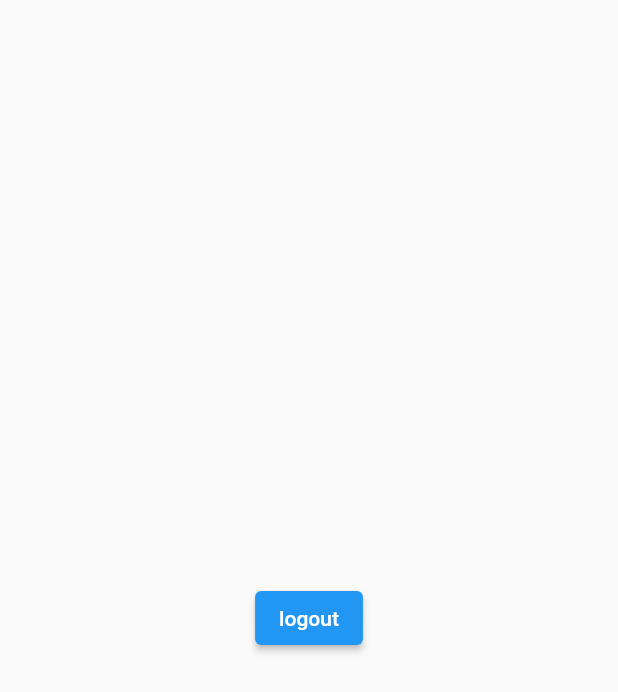
After one commit to Neeraj-SD/befinsavvy, a Flutter app: the SettingsScreen screen opened directly, on a phone screen of 412 x 824 dp. The commit adds this screen. Shown: the top 692 px of the screen. Run offline on Flutter 3.47's test engine with Material 2 defaults, Android fonts, the phone set to English and light mode, and no system bars; our stand-ins replace cloud_firestore, firebase_auth, firebase_core, google_sign_in, pie_chart, salomon_bottom_bar; accounts and stored records are empty; network calls fail.

```diff
--- a/lib/providers/auth_provider.dart
+++ b/lib/providers/auth_provider.dart
@@ -25,6 +25,8 @@ class AuthProvider with ChangeNotifier {
       final authResult =
           await FirebaseAuth.instance.signInWithCredential(credential);
 
+      print(FirebaseAuth.instance.currentUser!.uid);
+
       isLoading = false;
       notifyListeners();
     } catch (ex) {
--- a/lib/providers/income_expense_provider.dart
+++ b/lib/providers/income_expense_provider.dart
@@ -4,6 +4,10 @@ import 'package:firebase_auth/firebase_auth.dart';
 import 'package:flutter/cupertino.dart';
 
 class IncomeExpenseProvider with ChangeNotifier {
+  IncomeExpenseProvider() {
+    streamListener();
+  }
+
   List<Amount> _expenses = [];
   List<Amount> _incomes = [];
 
@@ -14,10 +18,16 @@ class IncomeExpenseProvider with ChangeNotifier {
   Map<String, double> incomeDataMap = {};
   Map<String, double> displayDataMap = {};
 
+  void streamListener() {
+    FirebaseAuth.instance.userChanges().listen((event) {
+      user = FirebaseAuth.instance.currentUser;
+    });
+  }
+
   CollectionReference collectionReference =
       FirebaseFirestore.instance.collection('users');
 
-  final user = FirebaseAuth.instance.currentUser;
+  User? user = FirebaseAuth.instance.currentUser;
 
   get expenses => _expenses;
   get incomes => _incomes;
--- /dev/null
+++ b/lib/screens/settings_screen.dart
@@ -0,0 +1,19 @@
+import 'package:befinsavvy/providers/auth_provider.dart';
+import 'package:flutter/material.dart';
+import 'package:provider/provider.dart';
+
+class SettingsScreen extends StatelessWidget {
+  const SettingsScreen({Key? key}) : super(key: key);
+
+  @override
+  Widget build(BuildContext context) {
+    return Scaffold(
+      body: Center(
+          child: ElevatedButton(
+        onPressed: () =>
+            Provider.of<AuthProvider>(context, listen: false).logout(),
+        child: Text('logout'),
+      )),
+    );
+  }
+}
```
Also changed, not shown: lib/main.dart (+32 -20 lines), lib/providers/task_provider.dart (+14 -2 lines), lib/screens/auth_screen.dart (+4 -4 lines), lib/screens/tab1_screen.dart (+10 -5 lines).
